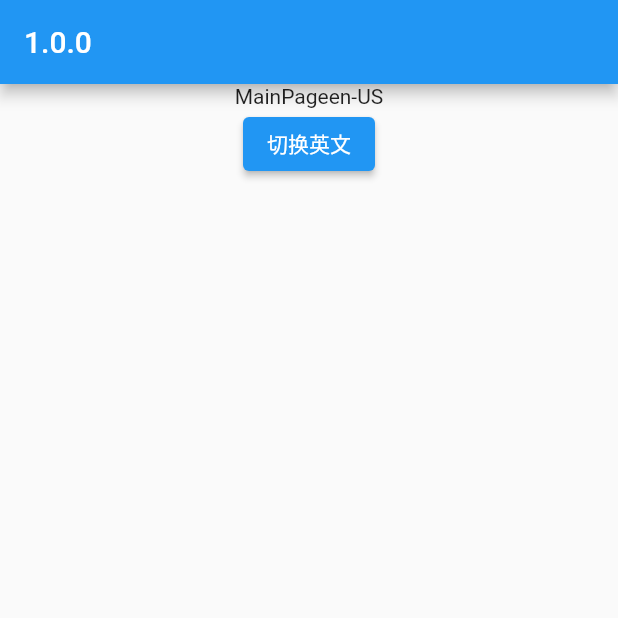
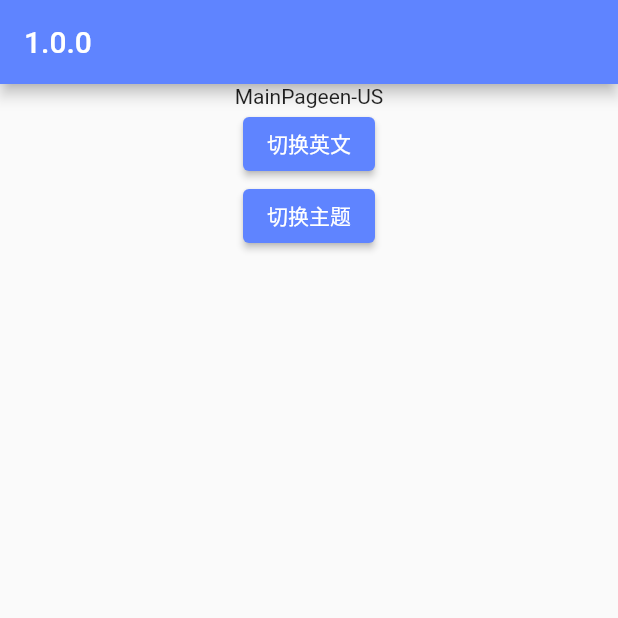
Before and after one commit to mjmandroid/flutter_woo_commerce_getx_learn, a Flutter app: the screen it shows after launch, on a phone screen of 412 x 824 dp, the top half of it. Run offline on Flutter 3.47's test engine with Material 2 defaults, Android fonts, the phone set to English and light mode, and no system bars; our stand-ins replace dio, get, package_info_plus, shared_preferences.

Commit message:
[主题]

```diff
--- /dev/null
+++ b/lib/common/style/index.dart
@@ -0,0 +1,4 @@
+library index;
+
+export 'lib_color_schemes.g.dart';
+export 'theme.dart';
--- /dev/null
+++ b/lib/common/style/theme.dart
@@ -0,0 +1,9 @@
+import 'package:flutter/material.dart';
+
+import 'index.dart';
+
+class AppTheme {
+  static ThemeData lightTheme = ThemeData(colorScheme: lightColorScheme);
+
+  static ThemeData darkTheme = ThemeData(colorScheme: darkColorScheme);
+}
--- a/lib/common/utils/store.dart
+++ b/lib/common/utils/store.dart
@@ -27,6 +27,10 @@ class Store {
     return _preferences.getBool(key) ?? false;
   }
 
+  Future<bool> setBool(String key, bool value) async {
+    return await _preferences.setBool(key, value);
+  }
+
   List<String> getList(String key) {
     return _preferences.getStringList(key) ?? [];
   }
--- a/lib/common/values/constants.dart
+++ b/lib/common/values/constants.dart
@@ -4,4 +4,5 @@ class Constants {
   static const storageLanguageCode = 'language_code';
   // wp服务器
   static const wpApiBaseUrl = 'https://wpapi.ducafecat.tech';
+  static const storageThemeCode = 'theme_code';
 }
--- a/lib/global.dart
+++ b/lib/global.dart
@@ -9,10 +9,8 @@ class Global {
     WidgetsFlutterBinding.ensureInitialized();
 
     await Future.wait([
+      Store().init(),
       Get.putAsync(() async => ConfigService().init()),
-      Store().init(),
     ]).whenComplete(() => {});
-
-    ConfigService.to.initLocale();
   }
 }
--- a/lib/main.dart
+++ b/lib/main.dart
@@ -1,6 +1,7 @@
 import 'package:flutter/material.dart';
 import 'package:flutter_woo_commerce_getx_learn/common/i18n/index.dart';
 import 'package:flutter_woo_commerce_getx_learn/common/services/config.dart';
+import 'package:flutter_woo_commerce_getx_learn/common/style/index.dart';
 import 'package:flutter_woo_commerce_getx_learn/global.dart';
 import 'package:get/get.dart';
 
@@ -19,9 +20,9 @@ class MyApp extends StatelessWidget {
   Widget build(BuildContext context) {
     return GetMaterialApp(
       title: 'Flutter Demo',
-      theme: ThemeData(
-        primarySwatch: Colors.blue,
-      ),
+      theme: ConfigService.to.isDarkModel
+          ? AppTheme.darkTheme
+          : AppTheme.lightTheme,
       getPages: RouterPages.list,
       initialRoute: RouteNames.main,
       navigatorObservers: [RouterPages.observer],
--- a/lib/pages/system/main/main_view.dart
+++ b/lib/pages/system/main/main_view.dart
@@ -39,6 +39,12 @@ class _MainViewGetX extends GetView<MainController> {
             ConfigService.to.onLocaleUpdate(Translation.supportedLocales[0]);
           },
           child: Text("切换英文"),
+        ),
+        ElevatedButton(
+          onPressed: () {
+            ConfigService.to.switchThemeModel();
+          },
+          child: Text("切换主题"),
         )
       ],
     );
```
Also changed, not shown: lib/common/services/config.dart (+18 -1 lines), lib/common/style/lib_color_schemes.g.dart (added).
